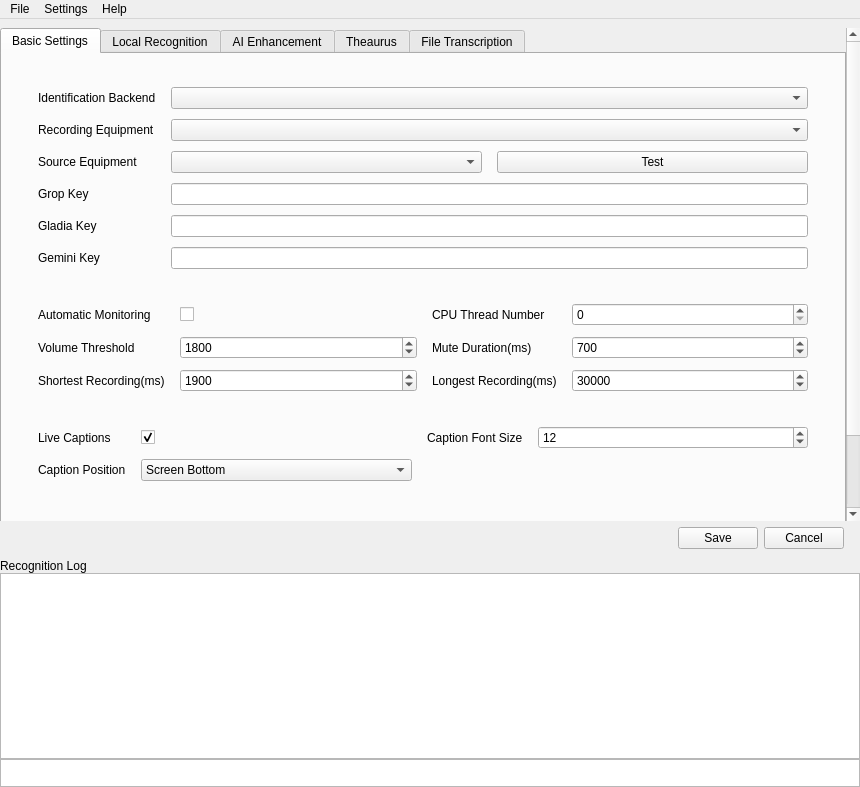
The window that src/MainWin.ui (Zeuear/IME_Audio) describes before a commit, drawn with Qt 5.
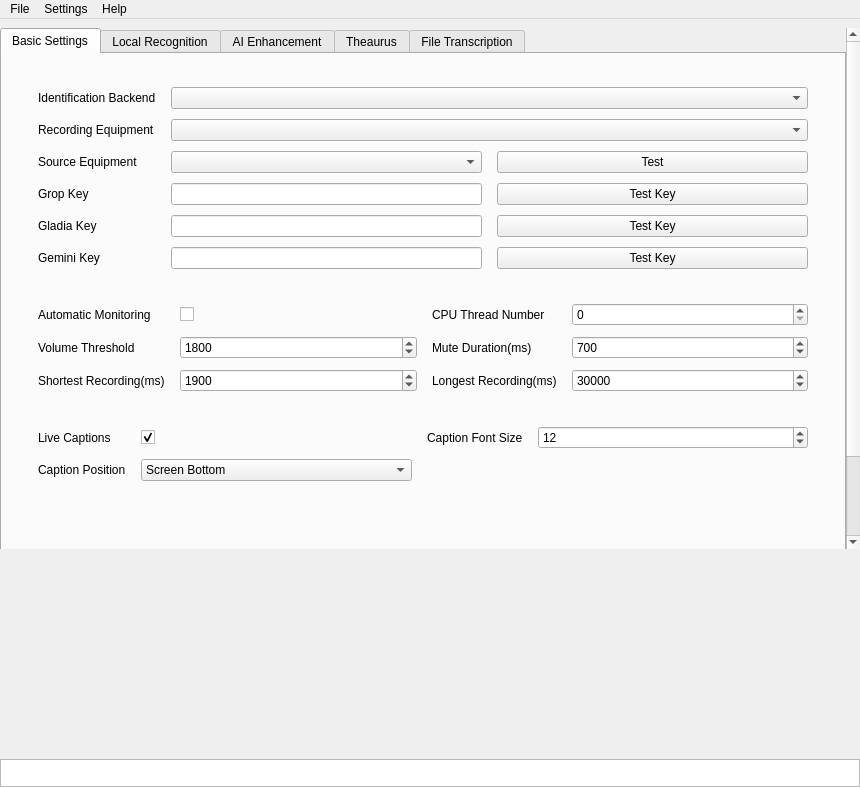
The same window after the commit. The open tabs and pages were chosen to show the change. Icons and pictures are not drawn. Custom widgets are drawn as their Qt base class.

Commit message: feat(settings): 设置改了即生效，新增按住说话、托盘菜单、识别记录和云端 Key 测试

The edit to the form file:
```diff
--- a/src/MainWin.ui
+++ b/src/MainWin.ui
@@ -206,9 +206,16 @@
                  </property>
                 </widget>
                </item>
-               <item row="3" column="1" colspan="4">
+               <item row="3" column="1" colspan="3">
                 <widget class="QLineEdit" name="grop_key_edit"/>
                </item>
+               <item row="3" column="4">
+                <widget class="QPushButton" name="grop_key_test_btn">
+                 <property name="text">
+                  <string>Test Key</string>
+                 </property>
+                </widget>
+               </item>
                <item row="4" column="0">
                 <widget class="QLabel" name="gladia_key_label">
                  <property name="text">
@@ -216,9 +223,16 @@
                  </property>
                 </widget>
                </item>
-               <item row="4" column="1" colspan="4">
+               <item row="4" column="1" colspan="3">
                 <widget class="QLineEdit" name="gladia_key_edit"/>
                </item>
+               <item row="4" column="4">
+                <widget class="QPushButton" name="gladia_key_test_btn">
+                 <property name="text">
+                  <string>Test Key</string>
+                 </property>
+                </widget>
+               </item>
                <item row="5" column="0">
                 <widget class="QLabel" name="gemini_key_label">
                  <property name="text">
@@ -226,9 +240,16 @@
                  </property>
                 </widget>
                </item>
-               <item row="5" column="1" colspan="4">
+               <item row="5" column="1" colspan="3">
                 <widget class="QLineEdit" name="gemini_key_edit"/>
                </item>
+               <item row="5" column="4">
+                <widget class="QPushButton" name="gemini_key_test_btn">
+                 <property name="text">
+                  <string>Test Key</string>
+                 </property>
+                </widget>
+               </item>
               </layout>
              </widget>
             </item>
@@ -549,6 +570,44 @@
                  </property>
                 </widget>
                </item>
+               <item>
+                <layout class="QHBoxLayout" name="hotkey_mode_layout">
+                 <property name="leftMargin">
+                  <number>10</number>
+                 </property>
+                 <property name="bottomMargin">
+                  <number>8</number>
+                 </property>
+                 <item>
+                  <widget class="QLabel" name="label_hotkey_mode">
+                   <property name="text">
+                    <string>Trigger Mode</string>
+                   </property>
+                  </widget>
+                 </item>
+                 <item>
+                  <widget class="QComboBox" name="hotkey_mode_comb">
+                   <item>
+                    <property name="text">
+                     <string>Press to start, press again to stop</string>
+                    </property>
+                   </item>
+                   <item>
+                    <property name="text">
+                     <string>Hold to talk, release to stop</string>
+                    </property>
+                   </item>
+                  </widget>
+                 </item>
+                 <item>
+                  <spacer name="hotkey_mode_spacer">
+                   <property name="orientation">
+                    <enum>Qt::Orientation::Horizontal</enum>
+                   </property>
+                  </spacer>
+                 </item>
+                </layout>
+               </item>
               </layout>
              </widget>
             </item>
@@ -945,64 +1004,6 @@
         </widget>
        </widget>
       </item>
-      <item>
-       <layout class="QHBoxLayout" name="horizontalLayout_29">
-        <property name="rightMargin">
-         <number>16</number>
-        </property>
-        <item>
-         <spacer name="horizontalSpacer_12">
-          <property name="orientation">
-           <enum>Qt::Orientation::Horizontal</enum>
-          </property>
-          <property name="sizeHint" stdset="0">
-           <size>
-            <width>40</width>
-            <height>20</height>
-           </size>
-          </property>
-         </spacer>
-        </item>
-        <item>
-         <widget class="QPushButton" name="setting_save_btn">
-          <property name="sizePolicy">
-           <sizepolicy hsizetype="Fixed" vsizetype="Fixed">
-            <horstretch>0</horstretch>
-            <verstretch>0</verstretch>
-           </sizepolicy>
-          </property>
-          <property name="text">
-           <string>Save</string>
-          </property>
-         </widget>
-        </item>
-        <item>
-         <widget class="QPushButton" name="setting_cancel_btn">
-          <property name="sizePolicy">
-           <sizepolicy hsizetype="Fixed" vsizetype="Fixed">
-            <horstretch>0</horstretch>
-            <verstretch>0</verstretch>
-           </sizepolicy>
-          </property>
-          <property name="minimumSize">
-           <size>
-            <width>0</width>
-            <height>0</height>
-           </size>
-          </property>
-          <property name="baseSize">
-           <size>
-            <width>0</width>
-            <height>0</height>
-           </size>
-          </property>
-          <property name="text">
-           <string>Cancel</string>
-          </property>
-         </widget>
-        </item>
-       </layout>
-      </item>
       <item>
        <spacer name="verticalSpacer_7">
         <property name="orientation">
@@ -1079,14 +1080,7 @@
            <number>0</number>
           </property>
           <item>
-           <widget class="QLabel" name="identification_log_header">
-            <property name="text">
-             <string>Recognition Log</string>
-            </property>
-           </widget>
-          </item>
-          <item>
-           <widget class="QTextEdit" name="identification_log_edit"/>
+           <widget class="DictationLogWidget" name="dictation_log_widget" native="true"/>
           </item>
          </layout>
         </widget>
@@ -1383,6 +1377,12 @@
    <header>widgets/DownloadListWidget.h</header>
    <container>1</container>
   </customwidget>
+  <customwidget>
+   <class>DictationLogWidget</class>
+   <extends>QWidget</extends>
+   <header>widgets/DictationLogWidget.h</header>
+   <container>1</container>
+  </customwidget>
   <customwidget>
    <class>TermWidget</class>
    <extends>QWidget</extends>
```
The commit also changes 22 other files.
